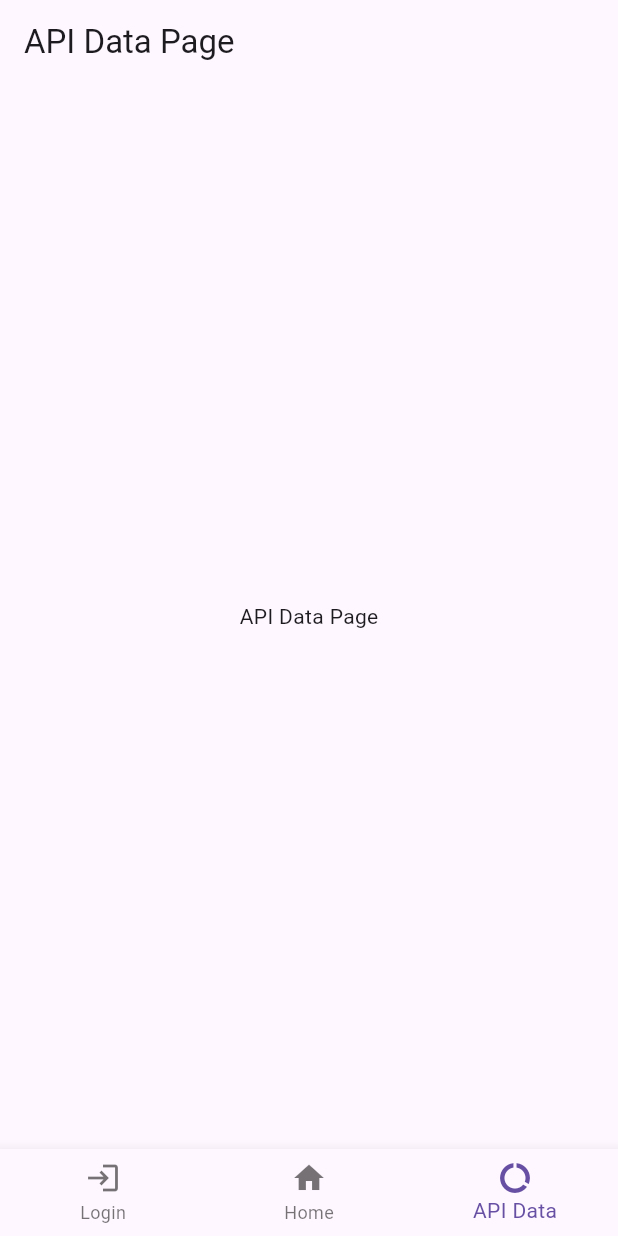
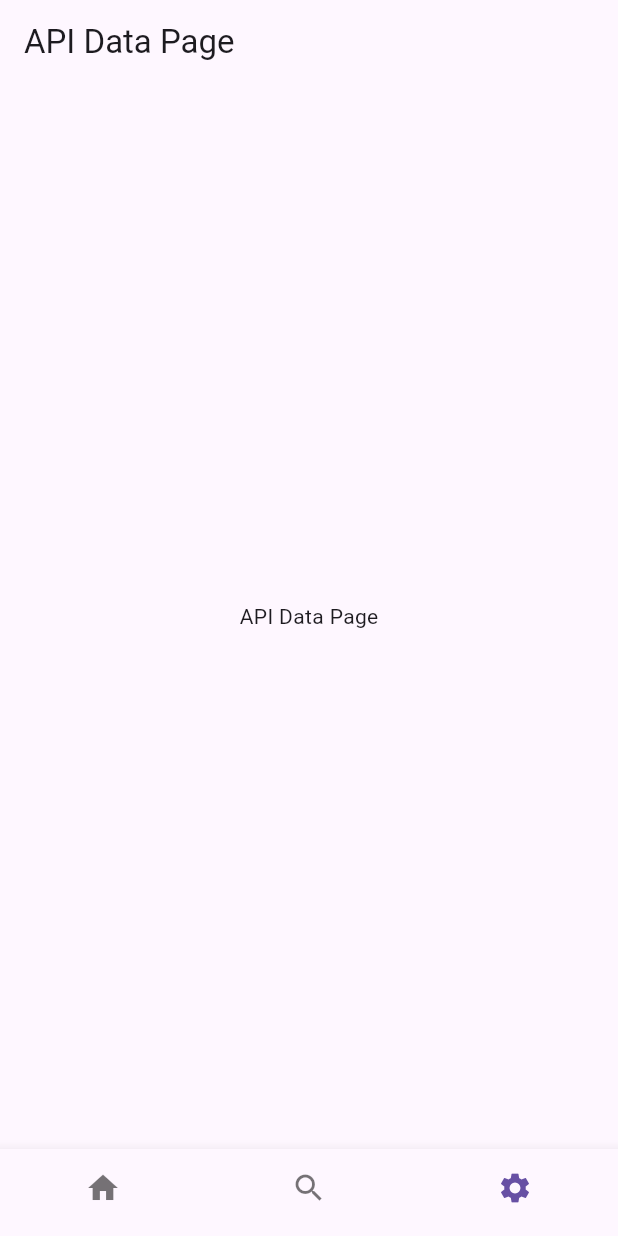
Before and after one commit to ayane0808/202412_supporterz_hackathon, a Flutter app: the screen it shows after launch, item 3 of the bottom bar chosen, on a phone screen of 412 x 824 dp. Run offline on Flutter 3.47's test engine with Material 3 defaults, Android fonts, the phone set to English and light mode, and no system bars.

Commit message:
main.dartのみの構成に変更

```diff
--- a/lib/main.dart
+++ b/lib/main.dart
@@ -9,7 +9,7 @@ class SpotifyLoginPage extends StatelessWidget {
   Widget build(BuildContext context) {
     return Scaffold(
       appBar: AppBar(
-        title: Text('Spotify Login'),
+        title: Text('Home'),
       ),
       body: Center(
         child: Text('Spotify Login Page'),
@@ -82,18 +82,20 @@ class _MyHomePageState extends State<MyHomePage> {
             _currentIndex = index;
           });
         },
+        showSelectedLabels: false,
+        showUnselectedLabels: false,
         items: const [
           BottomNavigationBarItem(
-            icon: Icon(Icons.login),
-            label: 'Login',
+            icon: Icon(Icons.home),
+            label: 'ホーム',
           ),
           BottomNavigationBarItem(
-            icon: Icon(Icons.home),
-            label: 'Home',
+            icon: Icon(Icons.search),
+            label: '検索',
           ),
           BottomNavigationBarItem(
-            icon: Icon(Icons.data_usage),
-            label: 'API Data',
+            icon: Icon(Icons.settings),
+            label: '設定',
           ),
         ],
       ),
--- a/lib/pages/api_data_page.dart
+++ /dev/null
@@ -1,47 +0,0 @@
-import 'dart:convert';
-import 'package:flutter/material.dart';
-import 'package:http/http.dart' as http;
-
-class ApiDataPage extends StatefulWidget {
-  @override
-  _ApiDataPageState createState() => _ApiDataPageState();
-}
-
-class _ApiDataPageState extends State<ApiDataPage> {
-  List<String> _data = [];
-
-  Future<void> _fetchData() async {
-    final url = Uri.parse('https://jsonplaceholder.typicode.com/posts');
-    final response = await http.get(url);
-
-    if (response.statusCode == 200) {
-      final List<dynamic> jsonData = json.decode(response.body);
-      setState(() {
-        _data = jsonData.map((item) => item['title'] as String).toList();
-      });
-    } else {
-      print('Failed to load data');
-    }
-  }
-
-  @override
-  void initState() {
-    super.initState();
-    _fetchData();
-  }
-
-  @override
-  Widget build(BuildContext context) {
-    return Scaffold(
-      appBar: AppBar(title: Text('API Data')),
-      body: _data.isEmpty
-          ? Center(child: CircularProgressIndicator())
-          : ListView.builder(
-              itemCount: _data.length,
-              itemBuilder: (context, index) {
-                return ListTile(title: Text(_data[index]));
-              },
-            ),
-    );
-  }
-}
```
Also changed, not shown: lib/pages/home_page.dart (deleted, +0 -16 lines), lib/pages/spotify_login_page.dart (deleted, +0 -38 lines).
